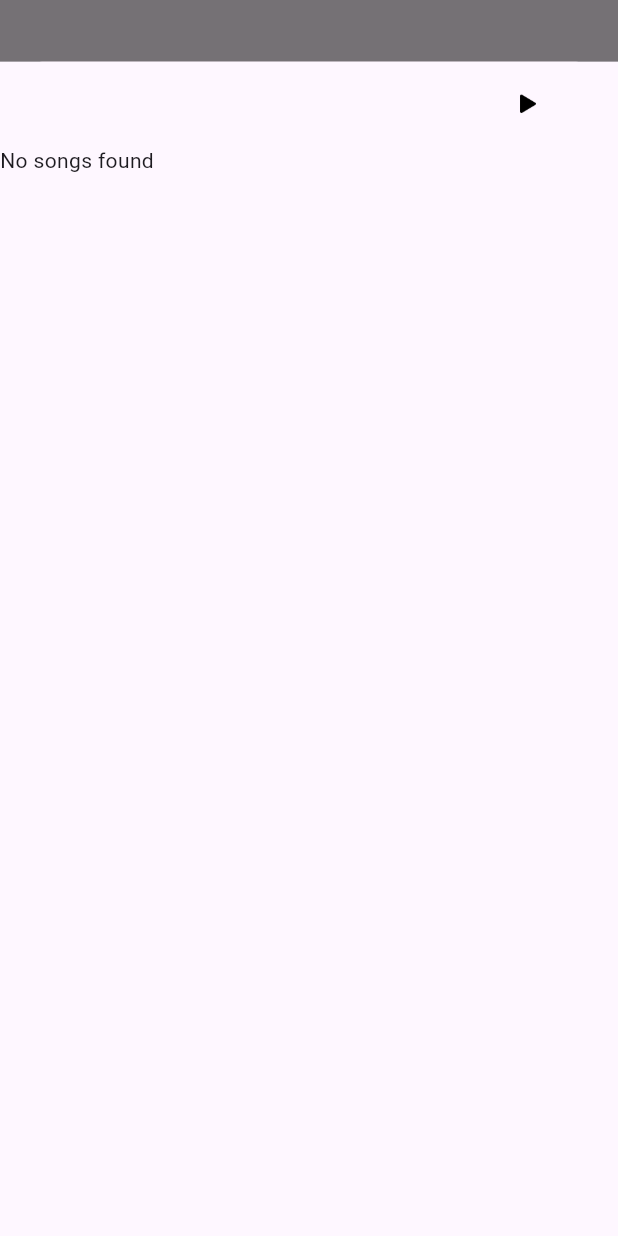
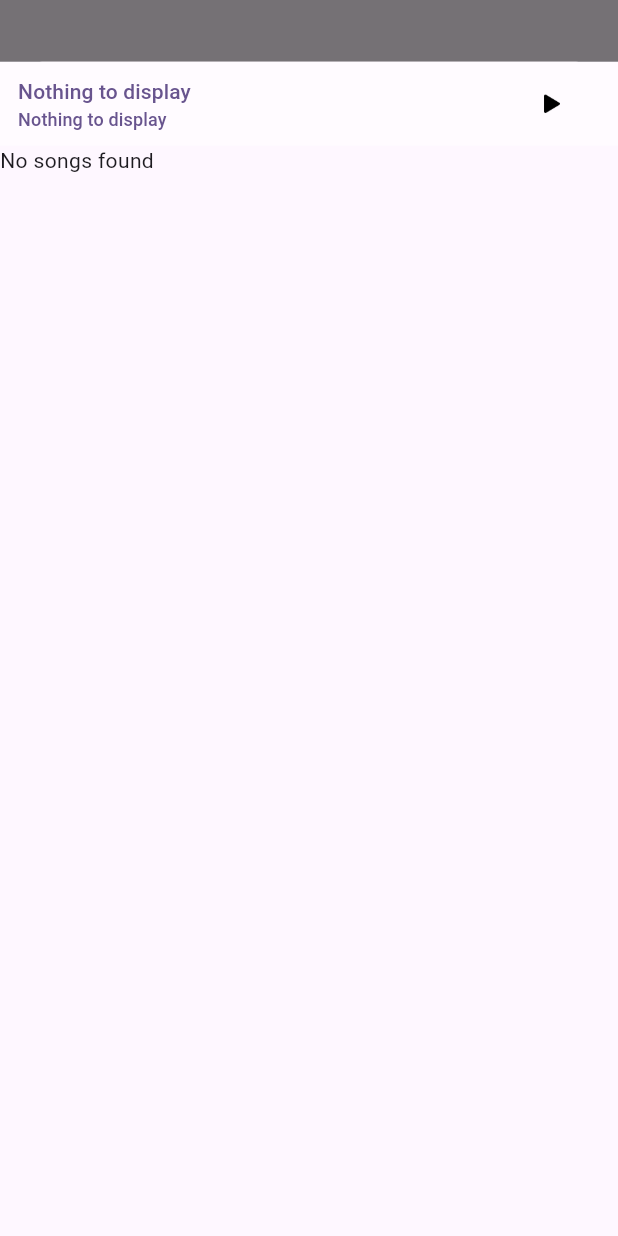
Before and after one commit to abymudaliar/music_player, a Flutter app: the screen it shows after launch, after a tap on "More", on a phone screen of 412 x 824 dp. Run offline on Flutter 3.47's test engine with Material 3 defaults, Android fonts, the phone set to English and light mode, and no system bars; our stand-ins replace just_audio, on_audio_query, permission_handler.

Commit message:
ui change, update track title when on song change

```diff
--- a/lib/providers/homepage_provider.dart
+++ b/lib/providers/homepage_provider.dart
@@ -13,7 +13,7 @@ class HompageProvider extends ChangeNotifier {
   String get playerImageString => _playerImageString;
   double _playerDuration = 0.0;
   double get playerDuration => _playerDuration;
-  String _songTitle = "";
+  String _songTitle = "Nothing to display";
   String get songTitle => _songTitle;
 
   final playList = <int, AudioSource>{};
--- a/lib/view/home_page.dart
+++ b/lib/view/home_page.dart
@@ -99,18 +99,14 @@ class _HomePageState extends State<HomePage> {
           ],
         ),
       ),
-      floatingActionButton: Row(
-        mainAxisAlignment: MainAxisAlignment.center,
-        children: [
-          GestureDetector(
+      floatingActionButton: GestureDetector(
           onTap: () {
             showModalBottomSheet(context: context, isScrollControlled: true, builder: (BuildContext context){
               return FractionallySizedBox(heightFactor:0.95,child: AudioList());
             });
           },
           child: const Text("More",textAlign: TextAlign.center,)),
-        ],
-      ),
+        floatingActionButtonLocation: FloatingActionButtonLocation.centerFloat
     );
   }
 }
--- a/lib/view/widgets/audio_list.dart
+++ b/lib/view/widgets/audio_list.dart
@@ -14,6 +14,8 @@ class AudioList extends StatelessWidget {
     var provider = Provider.of<HompageProvider>(context, listen: false);
     return Scaffold(
       appBar: AppBar(
+        backgroundColor: Colors.white54,
+        titleSpacing: 0,
         automaticallyImplyLeading: false,
         title: currentSongAppBar(provider: provider),
       ),
@@ -64,22 +66,31 @@ class currentSongAppBar extends StatelessWidget {
 
   @override
   Widget build(BuildContext context) {
-    return TextButton(
+    return  TextButton(
+        style: TextButton.styleFrom(
+            shape: const RoundedRectangleBorder(
+                borderRadius: BorderRadius.zero
+            )
+        ),
       onPressed: (){
         Navigator.of(context).pop();
       },
       child: Row(
         mainAxisAlignment: MainAxisAlignment.spaceBetween,
         children: [
-          Column(
+          Consumer<HompageProvider>(
+            builder: (context, player, _) {
+              return Column(
                 crossAxisAlignment: CrossAxisAlignment.start,
                 children: [
-              Text(provider.songTitle,
+                  Text(player.songTitle,
                       style: const TextStyle(
                         fontSize: 14,
                       )),
-              Text(provider.songTitle, style: TextStyle(fontSize: 12)),
+                  Text(player.songTitle, style: const TextStyle(fontSize: 12)),
                 ],
+              );
+            }
           ),
           TextButton(
               onPressed: () => provider.playerStateChange(state: "pauseplay"),
```
Lines whose indentation alone changed are shown as unchanged.
